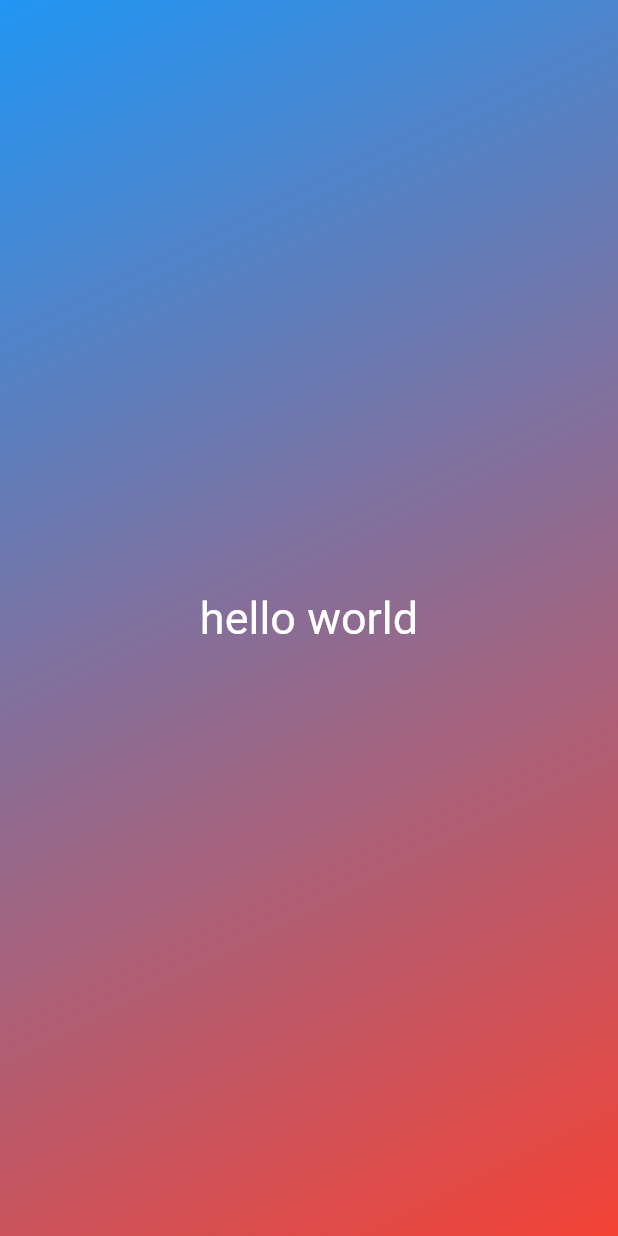
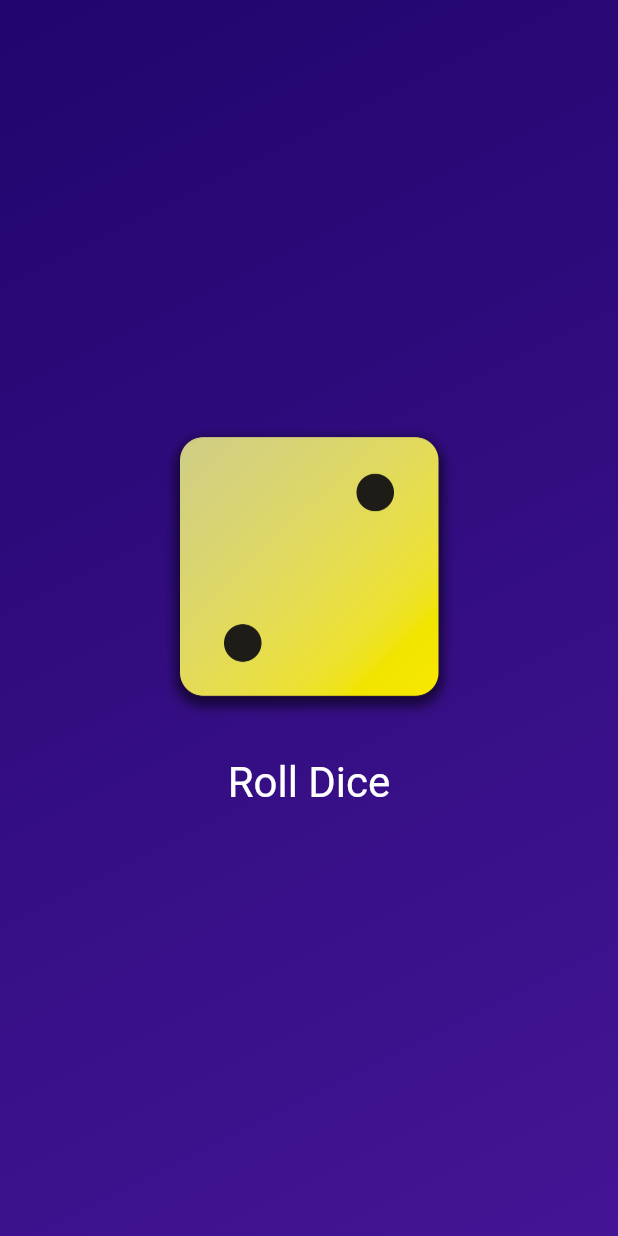
Before and after one commit to advanced-rising/flutter-app, a Flutter app: the screen it shows after launch, on a phone screen of 412 x 824 dp. Run offline on Flutter 3.47's test engine with Material 2 defaults, Android fonts, the phone set to English and light mode, and no system bars.

Commit message:
random dice

```diff
--- /dev/null
+++ b/first_app/lib/dice_roller.dart
@@ -0,0 +1,51 @@
+import 'dart:math';
+
+import 'package:flutter/material.dart';
+
+final randomizer = Random();
+
+class DiceRoller extends StatefulWidget {
+  const DiceRoller({super.key});
+
+  @override
+  State<DiceRoller> createState() {
+    return _DiceRollerState();
+  }
+}
+
+class _DiceRollerState extends State<DiceRoller> {
+  var currentDiceRoll = 2;
+
+  void rollDice() {
+    setState(() {
+      currentDiceRoll = randomizer.nextInt(6) + 1;
+    });
+  }
+
+  @override
+  Widget build(context) {
+    return Column(
+      mainAxisSize: MainAxisSize.min,
+      children: [
+        Image.asset(
+          'assets/images/dice-$currentDiceRoll.png',
+          width: 200,
+        ),
+        const SizedBox(height: 20),
+        TextButton(
+          onPressed: rollDice,
+          style: TextButton.styleFrom(
+            // padding: const EdgeInsets.only(
+            //   top: 20,
+            // ),
+            foregroundColor: Colors.white,
+            textStyle: const TextStyle(
+              fontSize: 28,
+            ),
+          ),
+          child: const Text('Roll Dice'),
+        )
+      ],
+    );
+  }
+}
--- /dev/null
+++ b/first_app/lib/gradient_container.dart
@@ -0,0 +1,55 @@
+import 'package:flutter/material.dart';
+
+import 'package:first_app/dice_roller.dart';
+
+const startAlignment = Alignment.topLeft;
+const endAlignment = Alignment.bottomRight;
+
+class GradientContainer extends StatelessWidget {
+  const GradientContainer(this.color1, this.color2, {super.key});
+
+  const GradientContainer.purple({super.key})
+      : color1 = Colors.deepPurple,
+        color2 = Colors.indigo;
+
+  final Color color1;
+  final Color color2;
+
+  @override
+  Widget build(context) {
+    return Container(
+      decoration: BoxDecoration(
+        gradient: LinearGradient(
+          colors: [color1, color2],
+          begin: startAlignment,
+          end: endAlignment,
+        ),
+      ),
+      child: const Center(
+        child: DiceRoller(),
+      ),
+    );
+  }
+}
+
+// class GradientContainer extends StatelessWidget {
+//   const GradientContainer({super.key, required this.colors});
+
+//   final List<Color> colors;
+
+//   @override
+//   Widget build(context) {
+//     return Container(
+//       decoration: BoxDecoration(
+//         gradient: LinearGradient(
+//           colors: colors,
+//           begin: startAlignment,
+//           end: endAlignment,
+//         ),
+//       ),
+//       child: const Center(
+//         child: StyledText('Hello World!'),
+//       ),
+//     );
+//   }
+// }
--- a/first_app/lib/gradient_containter.dart
+++ /dev/null
@@ -1,22 +0,0 @@
-import 'package:first_app/styled_text.dart';
-import 'package:flutter/material.dart';
-
-const startAlignment = Alignment.topLeft;
-const endAlignment = Alignment.bottomRight;
-
-class GradientContainer extends StatelessWidget {
-  const GradientContainer({Key? key}) : super(key: key);
-
-  @override
-  Widget build(BuildContext context) {
-    return Container(
-      decoration: const BoxDecoration(
-          gradient: LinearGradient(
-        colors: [Colors.blue, Colors.red],
-        begin: startAlignment,
-        end: endAlignment,
-      )),
-      child: const Center(child: StyledText('hello world')),
-    );
-  }
-}
--- a/first_app/lib/main.dart
+++ b/first_app/lib/main.dart
@@ -1,8 +1,15 @@
-import 'package:first_app/gradient_containter.dart';
+import 'package:first_app/gradient_container.dart';
 import 'package:flutter/material.dart';
 
 void main() {
-  runApp(const MaterialApp(
+  runApp(
+    const MaterialApp(
       home: Scaffold(
-          backgroundColor: Colors.blueGrey, body: GradientContainer())));
+        body: GradientContainer(
+          Color.fromARGB(255, 33, 5, 109),
+          Color.fromARGB(255, 68, 21, 149),
+        ),
+      ),
+    ),
+  );
 }
--- a/first_app/lib/styled_text.dart
+++ b/first_app/lib/styled_text.dart
@@ -2,13 +2,17 @@ import 'package:flutter/material.dart';
 
 class StyledText extends StatelessWidget {
   const StyledText(this.text, {super.key});
+
   final String text;
 
   @override
   Widget build(context) {
     return Text(
       text,
-      style: const TextStyle(fontSize: 30, color: Colors.white),
+      style: const TextStyle(
+        color: Colors.white,
+        fontSize: 28,
+      ),
     );
   }
 }
```
Also changed, not shown: first_app/pubspec.yaml (+8 -6 lines), first_app/assets/images/dice-1.png (added), first_app/assets/images/dice-2.png (added), first_app/assets/images/dice-3.png (added), first_app/assets/images/dice-4.png (added), first_app/assets/images/dice-5.png (added), first_app/assets/images/dice-6.png (added), first_app/pubspec.lock.
